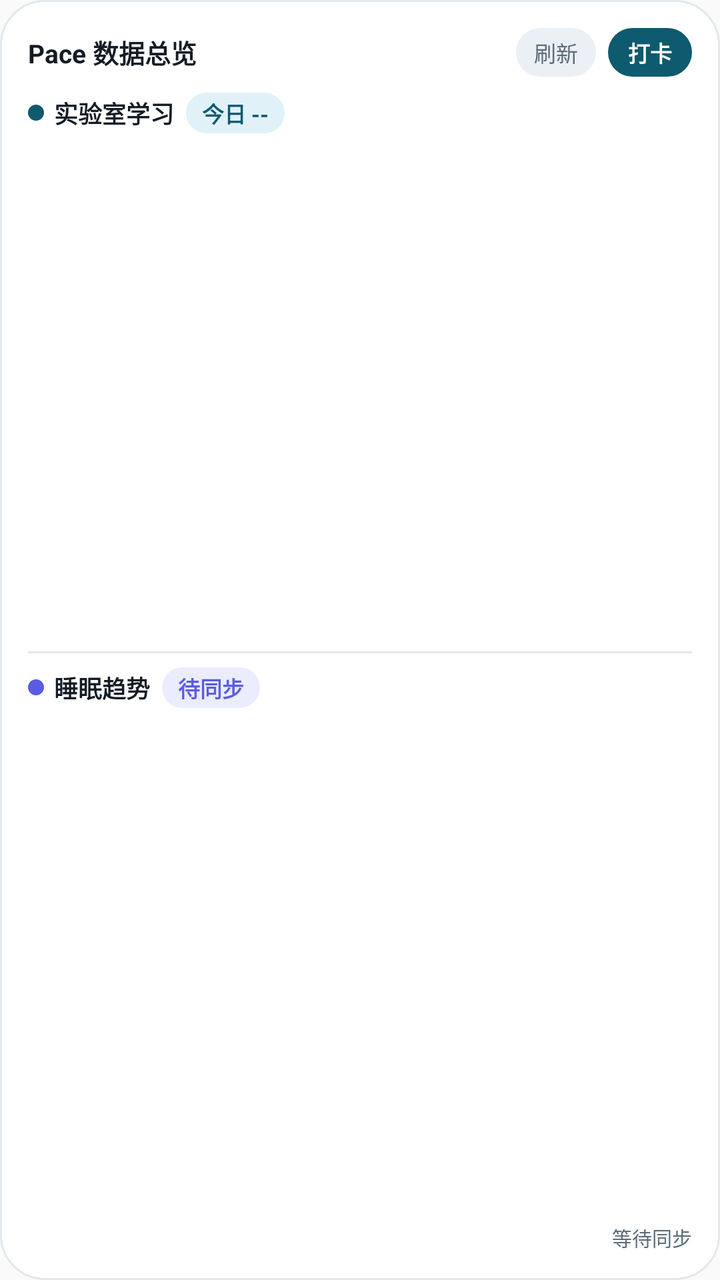
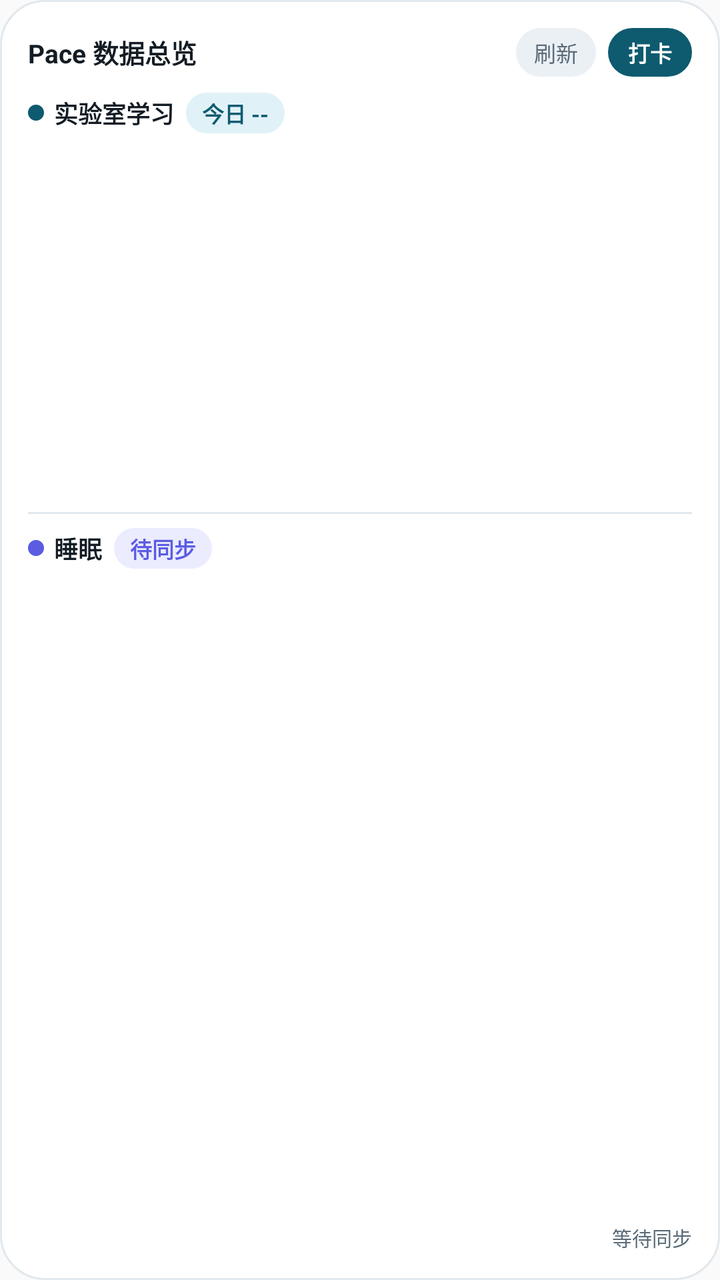

Screens rendered from an Android XML layout before and after an edit, with the pre-edit source and the edit as a unified diff.
<!-- AndroidManifest.xml: application theme Theme.PaceApp -->
<!-- res/layout/widget_pace_overview.xml -->
<?xml version="1.0" encoding="utf-8"?>
<LinearLayout xmlns:android="http://schemas.android.com/apk/res/android"
    android:id="@+id/widget_overview_root"
    android:layout_width="match_parent"
    android:layout_height="match_parent"
    android:background="@drawable/widget_bg_surface"
    android:orientation="vertical"
    android:padding="14dp">

    <LinearLayout
        android:layout_width="match_parent"
        android:layout_height="wrap_content"
        android:gravity="center_vertical"
        android:orientation="horizontal">

        <TextView
            android:layout_width="0dp"
            android:layout_height="wrap_content"
            android:layout_weight="1"
            android:maxLines="1"
            android:text="Pace 数据总览"
            android:textColor="#FF131C24"
            android:textSize="13sp"
            android:textStyle="bold" />

        <TextView
            android:id="@+id/widget_overview_refresh"
            android:layout_width="wrap_content"
            android:layout_height="wrap_content"
            android:layout_marginEnd="6dp"
            android:background="@drawable/widget_pill_muted"
            android:maxLines="1"
            android:paddingHorizontal="9dp"
            android:paddingVertical="4dp"
            android:text="刷新"
            android:textColor="#FF5A6B78"
            android:textSize="11sp" />

        <TextView
            android:id="@+id/widget_overview_action"
            android:layout_width="wrap_content"
            android:layout_height="wrap_content"
            android:background="@drawable/widget_pill_teal_solid"
            android:maxLines="1"
            android:paddingHorizontal="10dp"
            android:paddingVertical="4dp"
            android:text="打卡"
            android:textColor="#FFFFFFFF"
            android:textSize="11sp"
            android:textStyle="bold" />
    </LinearLayout>

    <LinearLayout
        android:layout_width="match_parent"
        android:layout_height="wrap_content"
        android:layout_marginTop="8dp"
        android:gravity="center_vertical"
        android:orientation="horizontal">

        <ImageView
            android:id="@+id/widget_overview_lab_dot"
            android:layout_width="8dp"
            android:layout_height="8dp"
            android:contentDescription="@null"
            android:src="@drawable/widget_dot_teal" />

        <TextView
            android:layout_width="wrap_content"
            android:layout_height="wrap_content"
            android:layout_marginStart="5dp"
            android:maxLines="1"
            android:text="实验室学习"
            android:textColor="#FF131C24"
            android:textSize="12sp"
            android:textStyle="bold" />

        <TextView
            android:id="@+id/widget_overview_lab_badge"
            android:layout_width="wrap_content"
            android:layout_height="wrap_content"
            android:layout_marginStart="6dp"
            android:background="@drawable/widget_pill_teal"
            android:maxLines="1"
            android:paddingHorizontal="8dp"
            android:paddingVertical="2dp"
            android:text="今日 --"
            android:textColor="#FF0E5A6F"
            android:textSize="11sp"
            android:textStyle="bold" />

        <LinearLayout
            android:layout_width="0dp"
            android:layout_height="1dp"
            android:layout_weight="1"
            android:orientation="horizontal" />

        <TextView
            android:id="@+id/widget_overview_lab_sub"
            android:layout_width="wrap_content"
            android:layout_height="wrap_content"
            android:ellipsize="end"
            android:maxLines="1"
            android:text=""
            android:textColor="#FF5A6B78"
            android:textSize="10sp" />
    </LinearLayout>

    <ImageView
        android:id="@+id/widget_overview_lab_chart"
        android:layout_width="match_parent"
        android:layout_height="0dp"
        android:layout_marginTop="4dp"
        android:layout_marginBottom="6dp"
        android:layout_weight="1"
        android:contentDescription="实验室近7天学习时长图表"
        android:scaleType="fitCenter" />

    <ImageView
        android:layout_width="match_parent"
        android:layout_height="1dp"
        android:contentDescription="@null"
        android:src="@drawable/widget_divider" />

    <LinearLayout
        android:layout_width="match_parent"
        android:layout_height="wrap_content"
        android:layout_marginTop="7dp"
        android:gravity="center_vertical"
        android:orientation="horizontal">

        <ImageView
            android:layout_width="8dp"
            android:layout_height="8dp"
            android:contentDescription="@null"
            android:src="@drawable/widget_dot_indigo" />

        <TextView
            android:layout_width="wrap_content"
            android:layout_height="wrap_content"
            android:layout_marginStart="5dp"
            android:maxLines="1"
            android:text="睡眠趋势"
            android:textColor="#FF131C24"
            android:textSize="12sp"
            android:textStyle="bold" />

        <TextView
            android:id="@+id/widget_overview_sleep_badge"
            android:layout_width="wrap_content"
            android:layout_height="wrap_content"
            android:layout_marginStart="6dp"
            android:background="@drawable/widget_pill_indigo"
            android:maxLines="1"
            android:paddingHorizontal="8dp"
            android:paddingVertical="2dp"
            android:text="待同步"
            android:textColor="#FF5B5CE2"
            android:textSize="11sp"
            android:textStyle="bold" />

        <TextView
            android:id="@+id/widget_overview_sleep_score"
            android:layout_width="wrap_content"
            android:layout_height="wrap_content"
            android:layout_marginStart="5dp"
            android:background="@drawable/widget_pill_muted"
            android:maxLines="1"
            android:paddingHorizontal="7dp"
            android:paddingVertical="2dp"
            android:text=""
            android:textColor="#FFD97706"
            android:textSize="11sp"
            android:textStyle="bold"
            android:visibility="gone" />

        <LinearLayout
            android:layout_width="0dp"
            android:layout_height="1dp"
            android:layout_weight="1"
            android:orientation="horizontal" />

        <TextView
            android:id="@+id/widget_overview_sleep_sub"
            android:layout_width="wrap_content"
            android:layout_height="wrap_content"
            android:ellipsize="end"
            android:maxLines="1"
            android:text=""
            android:textColor="#FF5A6B78"
            android:textSize="10sp" />
    </LinearLayout>

    <ImageView
        android:id="@+id/widget_overview_sleep_chart"
        android:layout_width="match_parent"
        android:layout_height="0dp"
        android:layout_marginTop="4dp"
        android:layout_marginBottom="4dp"
        android:layout_weight="1"
        android:contentDescription="近7天睡眠时长图表"
        android:scaleType="fitCenter" />

    <TextView
        android:id="@+id/widget_overview_footer"
        android:layout_width="match_parent"
        android:layout_height="wrap_content"
        android:gravity="end"
        android:maxLines="1"
        android:text="等待同步"
        android:textColor="#FF5A6B78"
        android:textSize="10sp" />

</LinearLayout>
<!-- resources referenced by this layout -->
<resources>
  <!-- drawable widget_bg_surface (drawable) -->
  <?xml version="1.0" encoding="utf-8"?>
  <shape xmlns:android="http://schemas.android.com/apk/res/android"
      android:shape="rectangle">
      <solid android:color="#FFFFFFFF" />
      <stroke
          android:width="1dp"
          android:color="#FFE1E8EE" />
      <corners android:radius="22dp" />
  </shape>
  <!-- drawable widget_divider (drawable) -->
  <?xml version="1.0" encoding="utf-8"?>
  <shape xmlns:android="http://schemas.android.com/apk/res/android"
      android:shape="rectangle">
      <solid android:color="#FFE1E8EE" />
      <size android:height="1dp" />
  </shape>
  <!-- drawable widget_dot_indigo (drawable) -->
  <?xml version="1.0" encoding="utf-8"?>
  <shape xmlns:android="http://schemas.android.com/apk/res/android"
      android:shape="oval">
      <solid android:color="#FF5B5CE2" />
      <size
          android:width="8dp"
          android:height="8dp" />
  </shape>
  <!-- drawable widget_dot_teal (drawable) -->
  <?xml version="1.0" encoding="utf-8"?>
  <shape xmlns:android="http://schemas.android.com/apk/res/android"
      android:shape="oval">
      <solid android:color="#FF0E5A6F" />
      <size
          android:width="8dp"
          android:height="8dp" />
  </shape>
  <!-- drawable widget_pill_indigo (drawable) -->
  <?xml version="1.0" encoding="utf-8"?>
  <shape xmlns:android="http://schemas.android.com/apk/res/android"
      android:shape="rectangle">
      <solid android:color="#FFECECFF" />
      <corners android:radius="999dp" />
  </shape>
  <!-- drawable widget_pill_muted (drawable) -->
  <?xml version="1.0" encoding="utf-8"?>
  <shape xmlns:android="http://schemas.android.com/apk/res/android"
      android:shape="rectangle">
      <solid android:color="#FFEBF0F4" />
      <corners android:radius="999dp" />
  </shape>
  <!-- drawable widget_pill_teal (drawable) -->
  <?xml version="1.0" encoding="utf-8"?>
  <shape xmlns:android="http://schemas.android.com/apk/res/android"
      android:shape="rectangle">
      <solid android:color="#FFE0F2F7" />
      <corners android:radius="999dp" />
  </shape>
  <!-- drawable widget_pill_teal_solid (drawable) -->
  <?xml version="1.0" encoding="utf-8"?>
  <shape xmlns:android="http://schemas.android.com/apk/res/android"
      android:shape="rectangle">
      <solid android:color="#FF0E5A6F" />
      <corners android:radius="999dp" />
  </shape>
  <style name="Theme.PaceApp" parent="android:style/Theme.Material.Light.NoActionBar" />
</resources>

<!-- the commit's change to res/layout/widget_pace_overview.xml (unified diff, before → after) -->
@@ -111,7 +111,7 @@
         android:layout_height="0dp"
         android:layout_marginTop="4dp"
         android:layout_marginBottom="6dp"
-        android:layout_weight="1"
+        android:layout_weight="0.72"
         android:contentDescription="实验室近7天学习时长图表"
         android:scaleType="fitCenter" />
 
@@ -139,7 +139,7 @@
             android:layout_height="wrap_content"
             android:layout_marginStart="5dp"
             android:maxLines="1"
-            android:text="睡眠趋势"
+            android:text="睡眠"
             android:textColor="#FF131C24"
             android:textSize="12sp"
             android:textStyle="bold" />
@@ -196,8 +196,8 @@
         android:layout_height="0dp"
         android:layout_marginTop="4dp"
         android:layout_marginBottom="4dp"
-        android:layout_weight="1"
-        android:contentDescription="近7天睡眠时长图表"
+        android:layout_weight="1.28"
+        android:contentDescription="近7晚睡眠作息图表"
         android:scaleType="fitCenter" />
 
     <TextView
